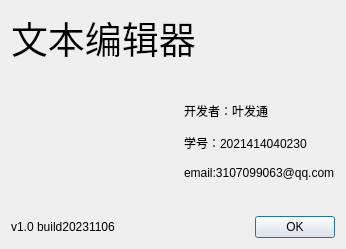
tomingqiao/TextEditor, file aboutdialog.ui: the form before one commit.
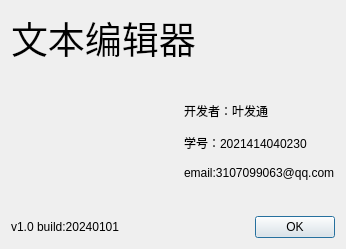
The form after the commit. Icons and pictures are not drawn.

Patch:
```diff
--- a/aboutdialog.ui
+++ b/aboutdialog.ui
@@ -78,7 +78,7 @@
        <item>
         <widget class="QLabel" name="label_4">
          <property name="text">
-          <string>v1.0 build20231106</string>
+          <string>v1.0 build:20240101</string>
          </property>
         </widget>
        </item>
```
